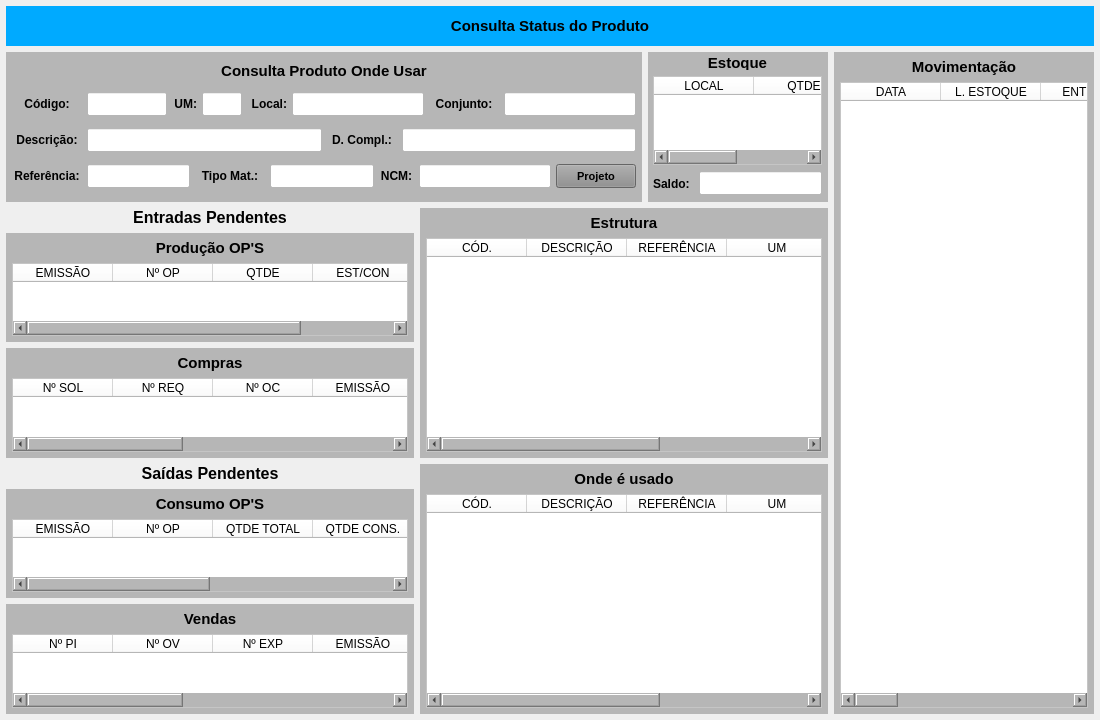
The window that forms/tela_pcp_produto.ui (Azevedo84/erp_suzuki) describes before a commit, drawn with Qt 5.
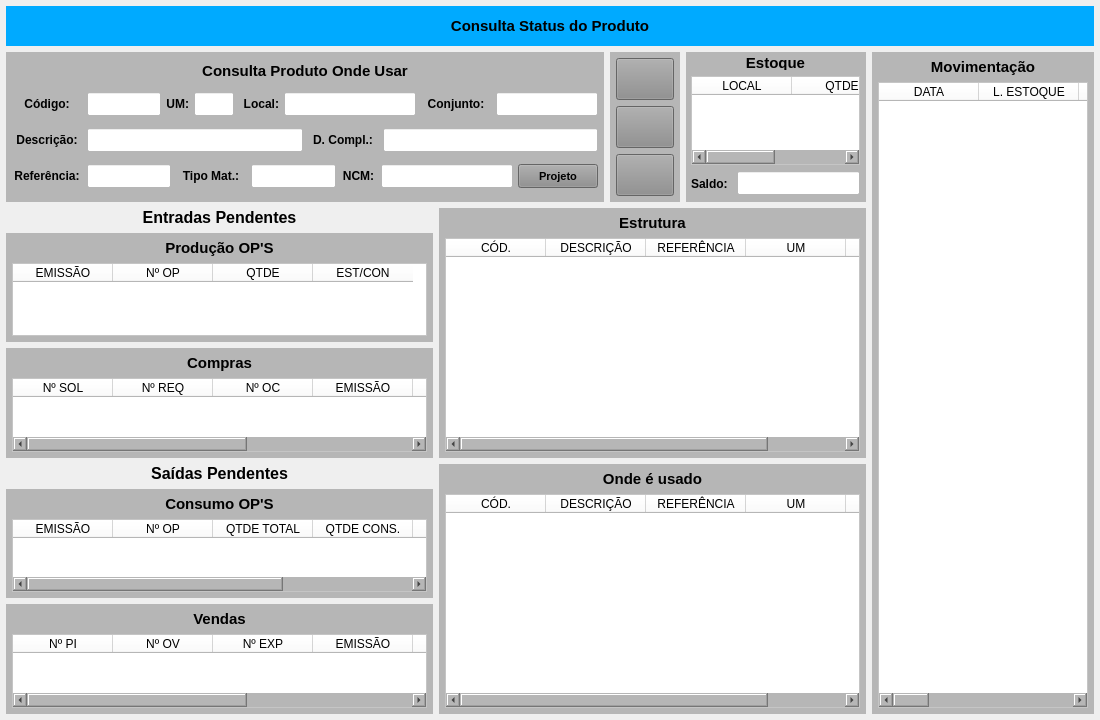
The same window after the commit.

```diff
--- a/forms/tela_pcp_produto.ui
+++ b/forms/tela_pcp_produto.ui
@@ -1087,6 +1087,225 @@
                </layout>
               </widget>
              </item>
+             <item>
+              <widget class="QWidget" name="widget_12" native="true">
+               <property name="minimumSize">
+                <size>
+                 <width>70</width>
+                 <height>0</height>
+                </size>
+               </property>
+               <property name="maximumSize">
+                <size>
+                 <width>70</width>
+                 <height>16777215</height>
+                </size>
+               </property>
+               <property name="styleSheet">
+                <string notr="true">background-color: rgb(182, 182, 182);</string>
+               </property>
+               <layout class="QVBoxLayout" name="verticalLayout_15">
+                <property name="leftMargin">
+                 <number>6</number>
+                </property>
+                <property name="topMargin">
+                 <number>6</number>
+                </property>
+                <property name="rightMargin">
+                 <number>6</number>
+                </property>
+                <property name="bottomMargin">
+                 <number>6</number>
+                </property>
+                <item>
+                 <widget class="QPushButton" name="btn_Novo">
+                  <property name="sizePolicy">
+                   <sizepolicy hsizetype="Preferred" vsizetype="Preferred">
+                    <horstretch>0</horstretch>
+                    <verstretch>0</verstretch>
+                   </sizepolicy>
+                  </property>
+                  <property name="minimumSize">
+                   <size>
+                    <width>0</width>
+                    <height>0</height>
+                   </size>
+                  </property>
+                  <property name="maximumSize">
+                   <size>
+                    <width>16777215</width>
+                    <height>58</height>
+                   </size>
+                  </property>
+                  <property name="font">
+                   <font>
+                    <pointsize>9</pointsize>
+                    <weight>75</weight>
+                    <bold>true</bold>
+                   </font>
+                  </property>
+                  <property name="cursor">
+                   <cursorShape>PointingHandCursor</cursorShape>
+                  </property>
+                  <property name="layoutDirection">
+                   <enum>Qt::LeftToRight</enum>
+                  </property>
+                  <property name="autoFillBackground">
+                   <bool>false</bool>
+                  </property>
+                  <property name="styleSheet">
+                   <string notr="true">background-color: rgb(141, 141, 141);</string>
+                  </property>
+                  <property name="text">
+                   <string/>
+                  </property>
+                  <property name="iconSize">
+                   <size>
+                    <width>60</width>
+                    <height>60</height>
+                   </size>
+                  </property>
+                  <property name="checkable">
+                   <bool>false</bool>
+                  </property>
+                  <property name="autoDefault">
+                   <bool>false</bool>
+                  </property>
+                  <property name="default">
+                   <bool>false</bool>
+                  </property>
+                  <property name="flat">
+                   <bool>false</bool>
+                  </property>
+                 </widget>
+                </item>
+                <item>
+                 <widget class="QPushButton" name="btn_Alterar">
+                  <property name="sizePolicy">
+                   <sizepolicy hsizetype="Preferred" vsizetype="Preferred">
+                    <horstretch>0</horstretch>
+                    <verstretch>0</verstretch>
+                   </sizepolicy>
+                  </property>
+                  <property name="minimumSize">
+                   <size>
+                    <width>0</width>
+                    <height>0</height>
+                   </size>
+                  </property>
+                  <property name="maximumSize">
+                   <size>
+                    <width>16777215</width>
+                    <height>58</height>
+                   </size>
+                  </property>
+                  <property name="font">
+                   <font>
+                    <pointsize>9</pointsize>
+                    <weight>75</weight>
+                    <bold>true</bold>
+                   </font>
+                  </property>
+                  <property name="cursor">
+                   <cursorShape>PointingHandCursor</cursorShape>
+                  </property>
+                  <property name="layoutDirection">
+                   <enum>Qt::LeftToRight</enum>
+                  </property>
+                  <property name="autoFillBackground">
+                   <bool>false</bool>
+                  </property>
+                  <property name="styleSheet">
+                   <string notr="true">background-color: rgb(141, 141, 141);</string>
+                  </property>
+                  <property name="text">
+                   <string/>
+                  </property>
+                  <property name="iconSize">
+                   <size>
+                    <width>60</width>
+                    <height>60</height>
+                   </size>
+                  </property>
+                  <property name="checkable">
+                   <bool>false</bool>
+                  </property>
+                  <property name="autoDefault">
+                   <bool>false</bool>
+                  </property>
+                  <property name="default">
+                   <bool>false</bool>
+                  </property>
+                  <property name="flat">
+                   <bool>false</bool>
+                  </property>
+                 </widget>
+                </item>
+                <item>
+                 <widget class="QPushButton" name="btn_Excluir">
+                  <property name="sizePolicy">
+                   <sizepolicy hsizetype="Preferred" vsizetype="Preferred">
+                    <horstretch>0</horstretch>
+                    <verstretch>0</verstretch>
+                   </sizepolicy>
+                  </property>
+                  <property name="minimumSize">
+                   <size>
+                    <width>0</width>
+                    <height>0</height>
+                   </size>
+                  </property>
+                  <property name="maximumSize">
+                   <size>
+                    <width>16777215</width>
+                    <height>58</height>
+                   </size>
+                  </property>
+                  <property name="font">
+                   <font>
+                    <pointsize>9</pointsize>
+                    <weight>75</weight>
+                    <bold>true</bold>
+                   </font>
+                  </property>
+                  <property name="cursor">
+                   <cursorShape>PointingHandCursor</cursorShape>
+                  </property>
+                  <property name="layoutDirection">
+                   <enum>Qt::LeftToRight</enum>
+                  </property>
+                  <property name="autoFillBackground">
+                   <bool>false</bool>
+                  </property>
+                  <property name="styleSheet">
+                   <string notr="true">background-color: rgb(141, 141, 141);</string>
+                  </property>
+                  <property name="text">
+                   <string/>
+                  </property>
+                  <property name="iconSize">
+                   <size>
+                    <width>60</width>
+                    <height>60</height>
+                   </size>
+                  </property>
+                  <property name="checkable">
+                   <bool>false</bool>
+                  </property>
+                  <property name="autoDefault">
+                   <bool>false</bool>
+                  </property>
+                  <property name="default">
+                   <bool>false</bool>
+                  </property>
+                  <property name="flat">
+                   <bool>false</bool>
+                  </property>
+                 </widget>
+                </item>
+               </layout>
+              </widget>
+             </item>
              <item>
               <widget class="QWidget" name="widget_Cor6" native="true">
                <property name="minimumSize">
```
